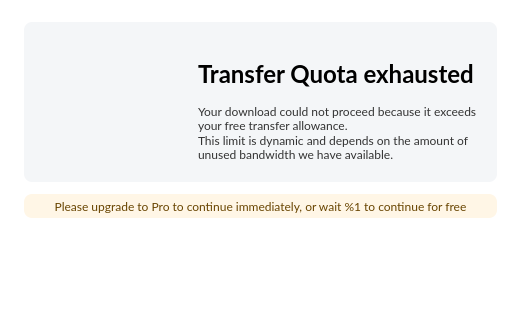
Old version of the form src/MEGASync/gui/linux/UpgradeDialog.ui in the repository meganz/MEGAsync; both pictures show x 0 to 521 and y 0 to 320 of the 521 by 568 pixel window.
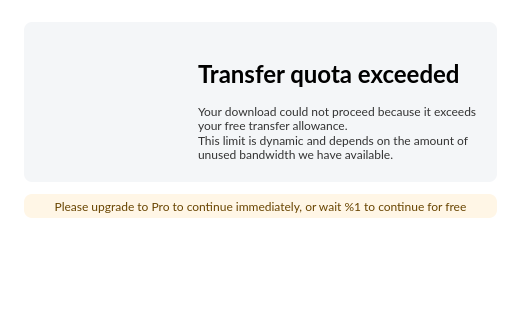
New version of the form.

Diff of the .ui file:
```diff
--- a/src/MEGASync/gui/linux/UpgradeDialog.ui
+++ b/src/MEGASync/gui/linux/UpgradeDialog.ui
@@ -286,7 +286,7 @@
             </size>
            </property>
            <property name="text">
-            <string>Transfer Quota exhausted</string>
+            <string>Transfer quota exceeded</string>
            </property>
            <property name="alignment">
             <set>Qt::AlignLeading|Qt::AlignLeft|Qt::AlignVCenter</set>
```
